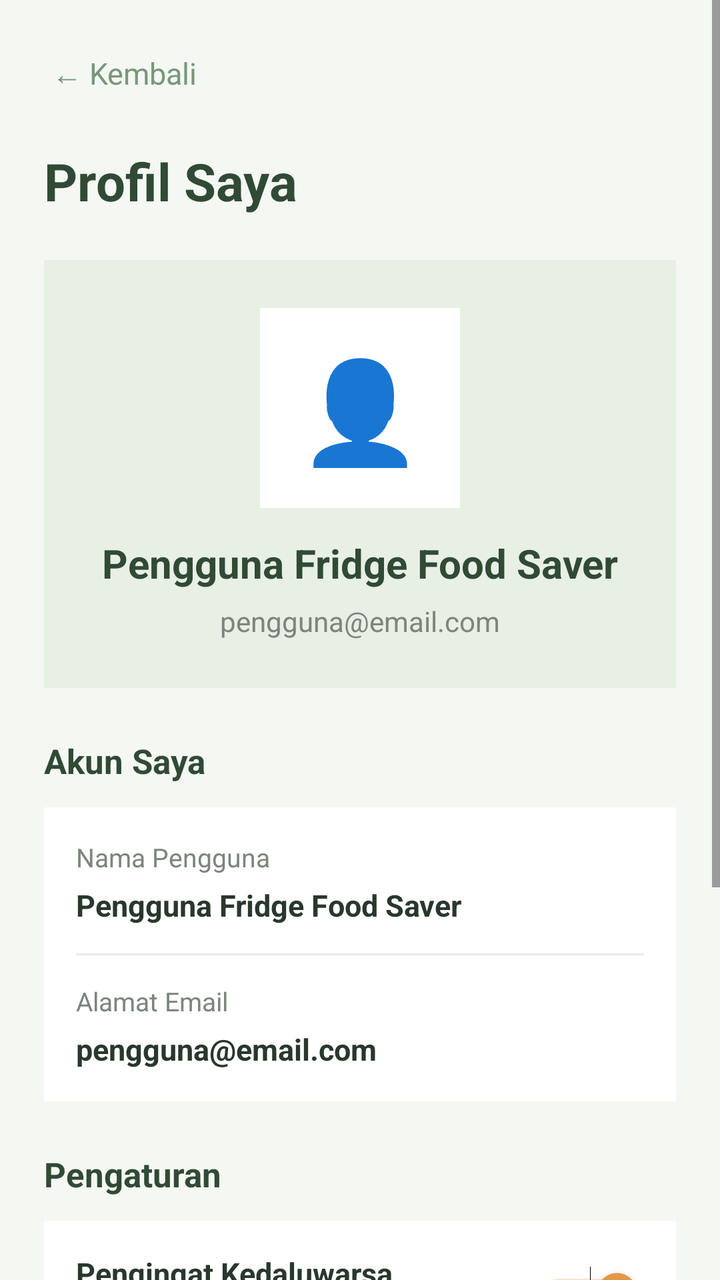
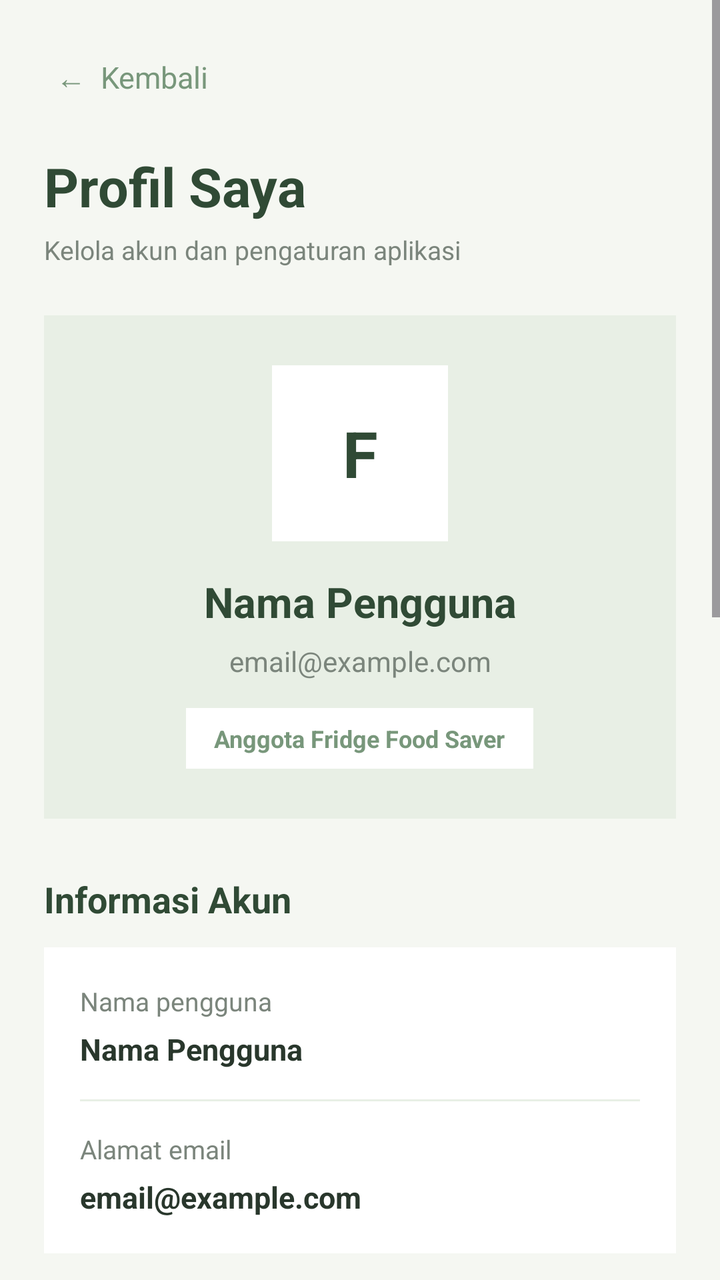

Compare the two renders of this Android layout. The source of the first and the diff that turns it into the second are given below.
<!-- AndroidManifest.xml: application theme Theme.FridgeFoodSaver -->
<!-- res/layout/activity_profile.xml -->
<?xml version="1.0" encoding="utf-8"?>
<ScrollView xmlns:android="http://schemas.android.com/apk/res/android"
    android:layout_width="match_parent"
    android:layout_height="match_parent"
    android:background="@color/soft_white"
    android:fillViewport="true">

    <LinearLayout
        android:layout_width="match_parent"
        android:layout_height="wrap_content"
        android:orientation="vertical"
        android:padding="22dp">

        <TextView
            android:id="@+id/tvBack"
            android:layout_width="wrap_content"
            android:layout_height="wrap_content"
            android:padding="4dp"
            android:text="← Kembali"
            android:textColor="@color/sage_green"
            android:textSize="15sp" />

        <TextView
            android:layout_width="match_parent"
            android:layout_height="wrap_content"
            android:layout_marginTop="22dp"
            android:text="Profil Saya"
            android:textColor="@color/dark_green"
            android:textSize="26sp"
            android:textStyle="bold" />

        
        <LinearLayout
            android:layout_width="match_parent"
            android:layout_height="wrap_content"
            android:layout_marginTop="22dp"
            android:background="@color/light_sage"
            android:gravity="center"
            android:orientation="vertical"
            android:padding="24dp">

            <TextView
                android:id="@+id/tvAvatar"
                android:layout_width="100dp"
                android:layout_height="100dp"
                android:background="@color/pure_white"
                android:gravity="center"
                android:text="👤"
                android:textSize="50sp" />

            <TextView
                android:id="@+id/tvProfileName"
                android:layout_width="match_parent"
                android:layout_height="wrap_content"
                android:layout_marginTop="14dp"
                android:gravity="center"
                android:text="Pengguna Fridge Food Saver"
                android:textColor="@color/dark_green"
                android:textSize="20sp"
                android:textStyle="bold" />

            <TextView
                android:id="@+id/tvProfileEmail"
                android:layout_width="match_parent"
                android:layout_height="wrap_content"
                android:layout_marginTop="6dp"
                android:gravity="center"
                android:text="pengguna@email.com"
                android:textColor="@color/text_gray"
                android:textSize="14sp" />

        </LinearLayout>

        
        <TextView
            android:layout_width="match_parent"
            android:layout_height="wrap_content"
            android:layout_marginTop="25dp"
            android:text="Akun Saya"
            android:textColor="@color/dark_green"
            android:textSize="17sp"
            android:textStyle="bold" />

        <LinearLayout
            android:layout_width="match_parent"
            android:layout_height="wrap_content"
            android:layout_marginTop="12dp"
            android:background="@color/pure_white"
            android:orientation="vertical"
            android:padding="16dp">

            <TextView
                android:layout_width="match_parent"
                android:layout_height="wrap_content"
                android:text="Nama Pengguna"
                android:textColor="@color/text_gray"
                android:textSize="13sp" />

            <TextView
                android:id="@+id/tvAccountName"
                android:layout_width="match_parent"
                android:layout_height="wrap_content"
                android:layout_marginTop="5dp"
                android:text="Pengguna Fridge Food Saver"
                android:textColor="@color/text_dark"
                android:textSize="15sp"
                android:textStyle="bold" />

            <View
                android:layout_width="match_parent"
                android:layout_height="1dp"
                android:layout_marginTop="14dp"
                android:background="@color/light_sage" />

            <TextView
                android:layout_width="match_parent"
                android:layout_height="wrap_content"
                android:layout_marginTop="14dp"
                android:text="Alamat Email"
                android:textColor="@color/text_gray"
                android:textSize="13sp" />

            <TextView
                android:id="@+id/tvAccountEmail"
                android:layout_width="match_parent"
                android:layout_height="wrap_content"
                android:layout_marginTop="5dp"
                android:text="pengguna@email.com"
                android:textColor="@color/text_dark"
                android:textSize="15sp"
                android:textStyle="bold" />

        </LinearLayout>

        
        <TextView
            android:layout_width="match_parent"
            android:layout_height="wrap_content"
            android:layout_marginTop="25dp"
            android:text="Pengaturan"
            android:textColor="@color/dark_green"
            android:textSize="17sp"
            android:textStyle="bold" />

        <LinearLayout
            android:layout_width="match_parent"
            android:layout_height="wrap_content"
            android:layout_marginTop="12dp"
            android:background="@color/pure_white"
            android:orientation="vertical"
            android:padding="16dp">

            <LinearLayout
                android:layout_width="match_parent"
                android:layout_height="wrap_content"
                android:gravity="center_vertical"
                android:orientation="horizontal">

                <LinearLayout
                    android:layout_width="0dp"
                    android:layout_height="wrap_content"
                    android:layout_weight="1"
                    android:orientation="vertical">

                    <TextView
                        android:layout_width="wrap_content"
                        android:layout_height="wrap_content"
                        android:text="Pengingat Kedaluwarsa"
                        android:textColor="@color/text_dark"
                        android:textSize="15sp"
                        android:textStyle="bold" />

                    <TextView
                        android:layout_width="wrap_content"
                        android:layout_height="wrap_content"
                        android:layout_marginTop="4dp"
                        android:text="Aktifkan pengingat bahan makanan"
                        android:textColor="@color/text_gray"
                        android:textSize="12sp" />

                </LinearLayout>

                <Switch
                    android:id="@+id/switchReminder"
                    android:layout_width="wrap_content"
                    android:layout_height="wrap_content"
                    android:checked="true" />

            </LinearLayout>

            <View
                android:layout_width="match_parent"
                android:layout_height="1dp"
                android:layout_marginTop="16dp"
                android:background="@color/light_sage" />

            <TextView
                android:layout_width="match_parent"
                android:layout_height="wrap_content"
                android:layout_marginTop="16dp"
                android:text="Tentang Aplikasi"
                android:textColor="@color/text_dark"
                android:textSize="15sp"
                android:textStyle="bold" />

            <TextView
                android:layout_width="match_parent"
                android:layout_height="wrap_content"
                android:layout_marginTop="5dp"
                android:text="Fridge Food Saver membantu mengelola persediaan dan memantau tanggal kedaluwarsa makanan."
                android:textColor="@color/text_gray"
                android:textSize="13sp" />

        </LinearLayout>

        
        <Button
            android:id="@+id/btnLogout"
            android:layout_width="match_parent"
            android:layout_height="55dp"
            android:layout_marginTop="25dp"
            android:layout_marginBottom="15dp"
            android:backgroundTint="@color/expiry_red"
            android:text="Keluar dari Akun"
            android:textAllCaps="false"
            android:textColor="@color/pure_white"
            android:textSize="15sp"
            android:textStyle="bold" />

        <TextView
            android:layout_width="match_parent"
            android:layout_height="wrap_content"
            android:gravity="center"
            android:text="Fridge Food Saver • Versi 1.0"
            android:textColor="@color/text_gray"
            android:textSize="12sp" />

    </LinearLayout>
</ScrollView>
<!-- resources referenced by this layout -->
<resources>
  <color name="dark_green">#304A35</color>
  <color name="expiry_red">#C85D50</color>
  <color name="light_sage">#E8EFE5</color>
  <color name="pure_white">#FFFFFF</color>
  <color name="sage_green">#78977B</color>
  <color name="soft_white">#F5F7F2</color>
  <color name="text_dark">#29372C</color>
  <color name="text_gray">#7B857C</color>
  <style name="Theme.FridgeFoodSaver" parent="Theme.Material3.DayNight.NoActionBar">
  
          <item name="colorPrimary">@color/sage_green</item>
          <item name="colorOnPrimary">@color/pure_white</item>
          <item name="colorSecondary">@color/warm_orange</item>
          <item name="android:statusBarColor">@color/soft_white</item>
          <item name="android:navigationBarColor">@color/soft_white</item>
          <item name="android:windowLightStatusBar">true</item>
          <item name="android:windowBackground">@color/soft_white</item>
      </style>
  <color name="warm_orange">#E99A4A</color>
</resources>

<!-- the commit's change to res/layout/activity_profile.xml (unified diff, before → after) -->
@@ -15,48 +15,57 @@
             android:id="@+id/tvBack"
             android:layout_width="wrap_content"
             android:layout_height="wrap_content"
-            android:padding="4dp"
-            android:text="← Kembali"
+            android:padding="6dp"
+            android:text="←  Kembali"
             android:textColor="@color/sage_green"
             android:textSize="15sp" />
 
         <TextView
             android:layout_width="match_parent"
             android:layout_height="wrap_content"
-            android:layout_marginTop="22dp"
+            android:layout_marginTop="20dp"
             android:text="Profil Saya"
             android:textColor="@color/dark_green"
-            android:textSize="26sp"
-            android:textStyle="bold" />
-
-        
+            android:textSize="27sp"
+            android:textStyle="bold" />
+
+        <TextView
+            android:layout_width="match_parent"
+            android:layout_height="wrap_content"
+            android:layout_marginTop="5dp"
+            android:text="Kelola akun dan pengaturan aplikasi"
+            android:textColor="@color/text_gray"
+            android:textSize="13sp" />
+
         <LinearLayout
             android:layout_width="match_parent"
             android:layout_height="wrap_content"
-            android:layout_marginTop="22dp"
+            android:layout_marginTop="24dp"
             android:background="@color/light_sage"
             android:gravity="center"
             android:orientation="vertical"
-            android:padding="24dp">
+            android:padding="25dp">
 
             <TextView
                 android:id="@+id/tvAvatar"
-                android:layout_width="100dp"
-                android:layout_height="100dp"
+                android:layout_width="88dp"
+                android:layout_height="88dp"
                 android:background="@color/pure_white"
                 android:gravity="center"
-                android:text="👤"
-                android:textSize="50sp" />
+                android:text="F"
+                android:textColor="@color/dark_green"
+                android:textSize="32sp"
+                android:textStyle="bold" />
 
             <TextView
                 android:id="@+id/tvProfileName"
                 android:layout_width="match_parent"
                 android:layout_height="wrap_content"
-                android:layout_marginTop="14dp"
+                android:layout_marginTop="16dp"
                 android:gravity="center"
-                android:text="Pengguna Fridge Food Saver"
+                android:text="Nama Pengguna"
                 android:textColor="@color/dark_green"
-                android:textSize="20sp"
+                android:textSize="21sp"
                 android:textStyle="bold" />
 
             <TextView
@@ -65,20 +74,31 @@
                 android:layout_height="wrap_content"
                 android:layout_marginTop="6dp"
                 android:gravity="center"
-                android:text="pengguna@email.com"
+                android:text="email@example.com"
                 android:textColor="@color/text_gray"
                 android:textSize="14sp" />
 
+            <TextView
+                android:layout_width="wrap_content"
+                android:layout_height="wrap_content"
+                android:layout_marginTop="14dp"
+                android:background="@color/pure_white"
+                android:paddingHorizontal="14dp"
+                android:paddingVertical="7dp"
+                android:text="Anggota Fridge Food Saver"
+                android:textColor="@color/sage_green"
+                android:textSize="12sp"
+                android:textStyle="bold" />
+
         </LinearLayout>
 
-        
-        <TextView
-            android:layout_width="match_parent"
-            android:layout_height="wrap_content"
-            android:layout_marginTop="25dp"
-            android:text="Akun Saya"
+        <TextView
+            android:layout_width="match_parent"
+            android:layout_height="wrap_content"
+            android:layout_marginTop="28dp"
+            android:text="Informasi Akun"
             android:textColor="@color/dark_green"
-            android:textSize="17sp"
+            android:textSize="18sp"
             android:textStyle="bold" />
 
         <LinearLayout
@@ -87,21 +107,21 @@
             android:layout_marginTop="12dp"
             android:background="@color/pure_white"
             android:orientation="vertical"
-            android:padding="16dp">
-
-            <TextView
-                android:layout_width="match_parent"
-                android:layout_height="wrap_content"
+            android:padding="18dp">
+
+            <TextView
+                android:layout_width="wrap_content"
+                android:layout_height="wrap_content"
+                android:text="Nama pengguna"
+                android:textColor="@color/text_gray"
+                android:textSize="13sp" />
+
+            <TextView
+                android:id="@+id/tvAccountName"
+                android:layout_width="match_parent"
+                android:layout_height="wrap_content"
+                android:layout_marginTop="5dp"
                 android:text="Nama Pengguna"
-                android:textColor="@color/text_gray"
-                android:textSize="13sp" />
-
-            <TextView
-                android:id="@+id/tvAccountName"
-                android:layout_width="match_parent"
-                android:layout_height="wrap_content"
-                android:layout_marginTop="5dp"
-                android:text="Pengguna Fridge Food Saver"
                 android:textColor="@color/text_dark"
                 android:textSize="15sp"
                 android:textStyle="bold" />
@@ -109,14 +129,13 @@
             <View
                 android:layout_width="match_parent"
                 android:layout_height="1dp"
-                android:layout_marginTop="14dp"
+                android:layout_marginVertical="15dp"
                 android:background="@color/light_sage" />
 
             <TextView
-                android:layout_width="match_parent"
-                android:layout_height="wrap_content"
-                android:layout_marginTop="14dp"
-                android:text="Alamat Email"
+                android:layout_width="wrap_content"
+                android:layout_height="wrap_content"
+                android:text="Alamat email"
                 android:textColor="@color/text_gray"
                 android:textSize="13sp" />
 
@@ -125,21 +144,20 @@
                 android:layout_width="match_parent"
                 android:layout_height="wrap_content"
                 android:layout_marginTop="5dp"
-                android:text="pengguna@email.com"
+                android:text="email@example.com"
                 android:textColor="@color/text_dark"
                 android:textSize="15sp"
                 android:textStyle="bold" />
 
         </LinearLayout>
 
-        
-        <TextView
-            android:layout_width="match_parent"
-            android:layout_height="wrap_content"
-            android:layout_marginTop="25dp"
-            android:text="Pengaturan"
+        <TextView
+            android:layout_width="match_parent"
+            android:layout_height="wrap_content"
+            android:layout_marginTop="28dp"
+            android:text="Pengaturan Notifikasi"
             android:textColor="@color/dark_green"
-            android:textSize="17sp"
+            android:textSize="18sp"
             android:textStyle="bold" />
 
         <LinearLayout
@@ -148,7 +166,7 @@
             android:layout_marginTop="12dp"
             android:background="@color/pure_white"
             android:orientation="vertical"
-            android:padding="16dp">
+            android:padding="18dp">
 
             <LinearLayout
                 android:layout_width="match_parent"
@@ -173,8 +191,8 @@
                     <TextView
                         android:layout_width="wrap_content"
                         android:layout_height="wrap_content"
-                        android:layout_marginTop="4dp"
-                        android:text="Aktifkan pengingat bahan makanan"
+                        android:layout_marginTop="5dp"
+                        android:text="Peringatan otomatis bahan makanan"
                         android:textColor="@color/text_gray"
                         android:textSize="12sp" />
 
@@ -195,31 +213,91 @@
                 android:background="@color/light_sage" />
 
             <TextView
-                android:layout_width="match_parent"
-                android:layout_height="wrap_content"
-                android:layout_marginTop="16dp"
-                android:text="Tentang Aplikasi"
+                android:id="@+id/tvReminderStatus"
+                android:layout_width="match_parent"
+                android:layout_height="wrap_content"
+                android:layout_marginTop="14dp"
+                android:text="● Pengingat sedang aktif"
+                android:textColor="@color/sage_green"
+                android:textSize="13sp"
+                android:textStyle="bold" />
+
+            <TextView
+                android:layout_width="match_parent"
+                android:layout_height="wrap_content"
+                android:layout_marginTop="7dp"
+                android:text="Aplikasi memeriksa bahan makanan secara berkala dan memberikan notifikasi jika ada yang sudah atau hampir kedaluwarsa."
+                android:textColor="@color/text_gray"
+                android:textSize="12sp"
+                android:lineSpacingExtra="3dp" />
+
+        </LinearLayout>
+
+
+        <TextView
+            android:layout_width="match_parent"
+            android:layout_height="wrap_content"
+            android:layout_marginTop="28dp"
+            android:text="Tentang Aplikasi"
+            android:textColor="@color/dark_green"
+            android:textSize="18sp"
+            android:textStyle="bold" />
+
+        <LinearLayout
+            android:layout_width="match_parent"
+            android:layout_height="wrap_content"
+            android:layout_marginTop="12dp"
+            android:background="@color/pure_white"
+            android:orientation="vertical"
+            android:padding="18dp">
+
+            <TextView
+                android:layout_width="match_parent"
+                android:layout_height="wrap_content"
+                android:text="🥬  Fridge Food Saver"
+                android:textColor="@color/dark_green"
+                android:textSize="17sp"
+                android:textStyle="bold" />
+
+            <TextView
+                android:layout_width="match_parent"
+                android:layout_height="wrap_content"
+                android:layout_marginTop="10dp"
+                android:text="Fridge Food Saver merupakan aplikasi pengelolaan persediaan bahan makanan yang membantu pengguna mencatat bahan makanan, memantau tanggal kedaluwarsa, dan mengurangi risiko makanan terbuang."
+                android:textColor="@color/text_gray"
+                android:textSize="13sp"
+                android:lineSpacingExtra="4dp" />
+
+            <View
+                android:layout_width="match_parent"
+                android:layout_height="1dp"
+                android:layout_marginVertical="15dp"
+                android:background="@color/light_sage" />
+
+            <TextView
+                android:layout_width="match_parent"
+                android:layout_height="wrap_content"
+                android:text="Versi Aplikasi"
+                android:textColor="@color/text_gray"
+                android:textSize="12sp" />
+
+            <TextView
+                android:layout_width="match_parent"
+                android:layout_height="wrap_content"
+                android:layout_marginTop="4dp"
+                android:text="Version 1.0"
                 android:textColor="@color/text_dark"
-                android:textSize="15sp"
-                android:textStyle="bold" />
-
-            <TextView
-                android:layout_width="match_parent"
-                android:layout_height="wrap_content"
-                android:layout_marginTop="5dp"
-                android:text="Fridge Food Saver membantu mengelola persediaan dan memantau tanggal kedaluwarsa makanan."
-                android:textColor="@color/text_gray"
-                android:textSize="13sp" />
+                android:textSize="14sp"
+                android:textStyle="bold" />
 
         </LinearLayout>
 
-        
         <Button
             android:id="@+id/btnLogout"
             android:layout_width="match_parent"
             android:layout_height="55dp"
-            android:layout_marginTop="25dp"
-            android:layout_marginBottom="15dp"
+            android:layout_marginTop="28dp"
+            android:layout_marginBottom="18dp"
             android:backgroundTint="@color/expiry_red"
             android:text="Keluar dari Akun"
             android:textAllCaps="false"
@@ -230,10 +308,12 @@
         <TextView
             android:layout_width="match_parent"
             android:layout_height="wrap_content"
+            android:layout_marginBottom="15dp"
             android:gravity="center"
-            android:text="Fridge Food Saver • Versi 1.0"
+            android:text="Fridge Food Saver  •  Version 1.0"
             android:textColor="@color/text_gray"
             android:textSize="12sp" />
 
     </LinearLayout>
+
 </ScrollView>
